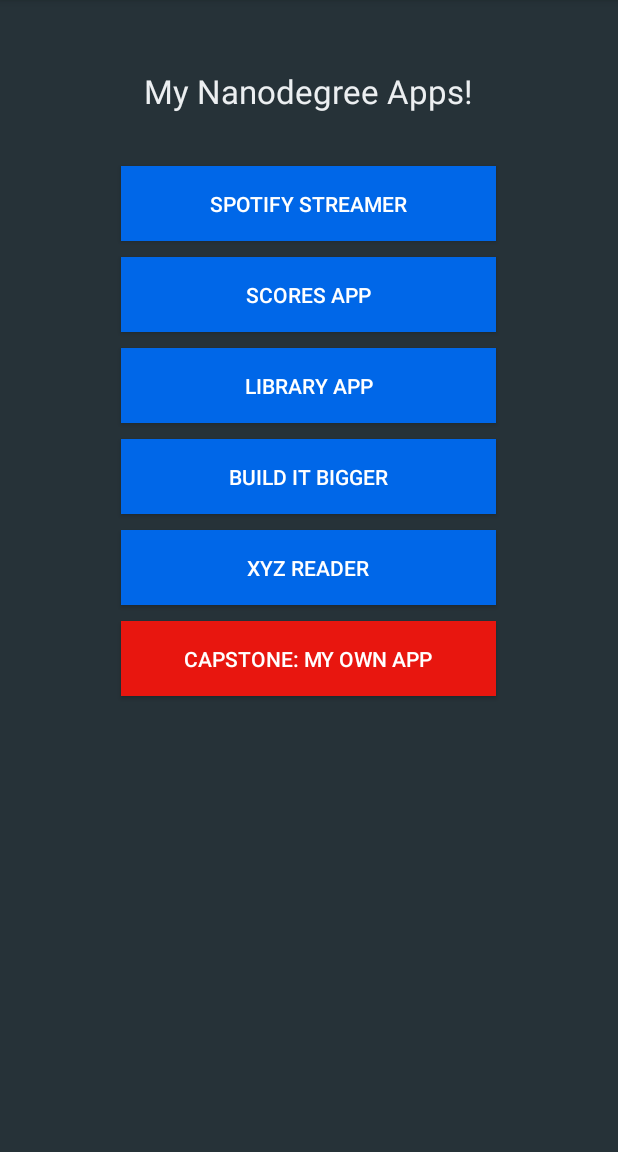
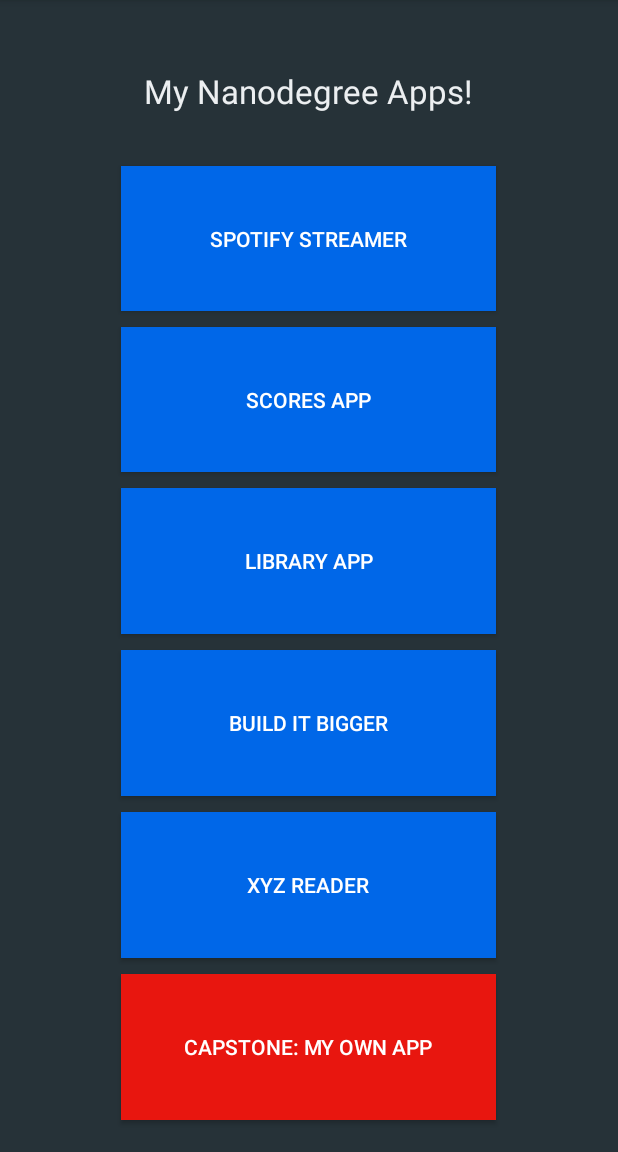
Before and after one commit to Jkirschbrown/turbulent-weasel, an Android app: the screen it shows after launch (MainActivity), on a phone screen of 412 x 824 dp, the part 84-1236 px from its top. Run offline under Robolectric (Android 15) with nearby library versions, the phone set to English and light mode, and no system bars.

Commit message:
Weighted
Changed android layout to linear weighted

```diff
--- a/MyAppPortfolio/app/src/main/res/layout/activity_main.xml
+++ b/MyAppPortfolio/app/src/main/res/layout/activity_main.xml
@@ -1,10 +1,12 @@
-<RelativeLayout xmlns:android="http://schemas.android.com/apk/res/android"
+<LinearLayout xmlns:android="http://schemas.android.com/apk/res/android"
     xmlns:tools="http://schemas.android.com/tools" android:layout_width="match_parent"
     android:layout_height="match_parent" android:paddingLeft="@dimen/activity_horizontal_margin"
-    android:paddingRight="@dimen/activity_horizontal_margin"
+    android:paddingRight="16dp"
     android:paddingTop="@dimen/activity_vertical_margin"
     android:background="#263238"
-    android:paddingBottom="@dimen/activity_vertical_margin" tools:context=".MainActivity">
+    android:orientation="vertical"
+    android:gravity="center"
+    android:paddingBottom="16dp" tools:context=".MainActivity">
 
     <TextView
         android:layout_width="wrap_content"
@@ -77,4 +79,4 @@
         android:layout_below="@+id/button5"
         android:layout_centerHorizontal="true" />
 
-</RelativeLayout>
+</LinearLayout>
--- a/MyAppPortfolio/app/src/main/res/values/styles.xml
+++ b/MyAppPortfolio/app/src/main/res/values/styles.xml
@@ -7,7 +7,8 @@
 
     <style name="Buttons">
         <item name = "android:width">250dp</item>
-        <item name = "android:height">50dp</item>
+        <item name = "android:height">0dp</item>
+        <item name = "android:layout_weight">1</item>
         <item name = "android:layout_margin">5dp</item>
         <item name="android:background">#0067E8</item>
         <item name="android:textColor">#FFFFFF</item>
```
